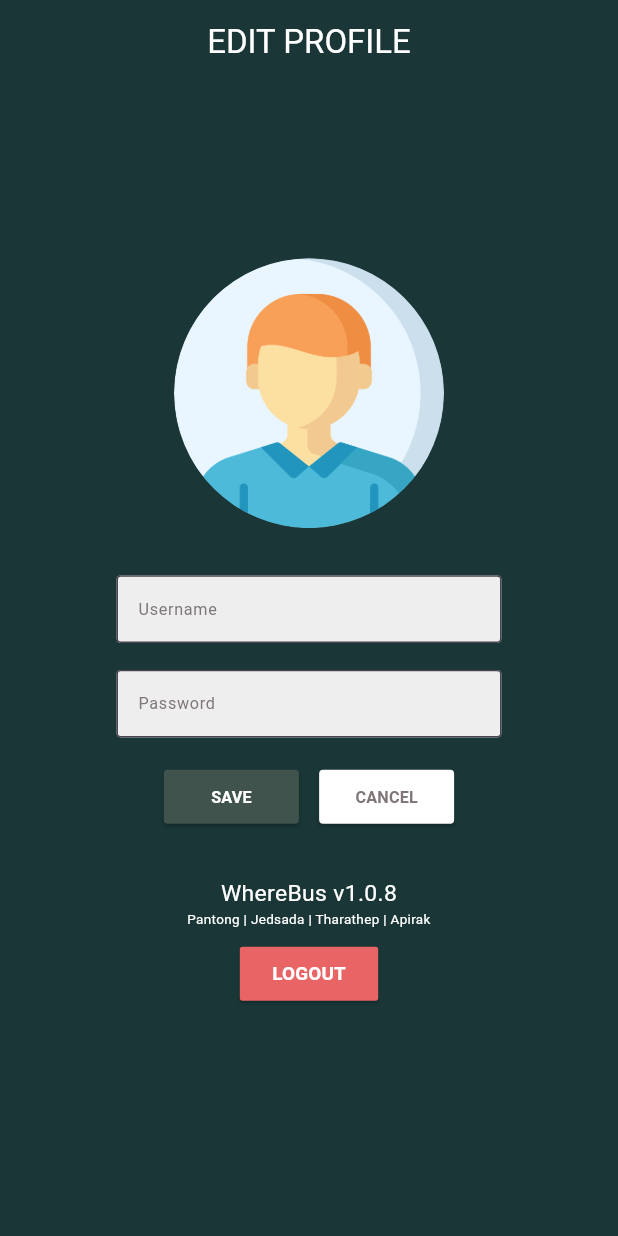
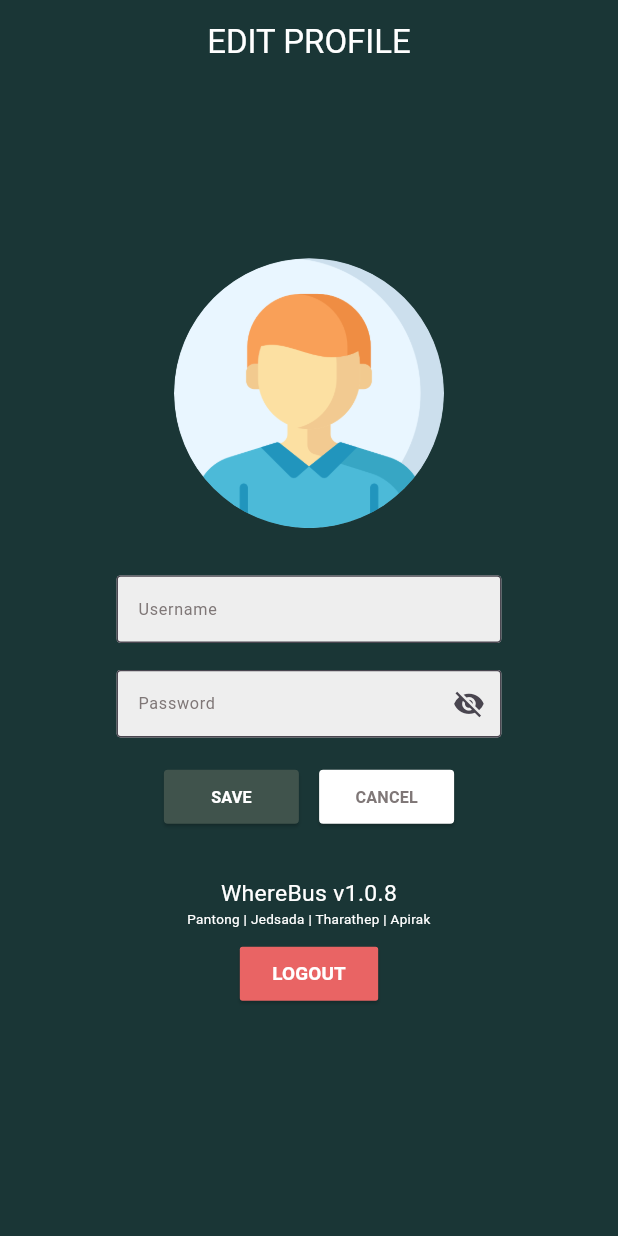
Before and after one commit to Paxius025/WhereBus_app, a Flutter app: the EditProfileScreen screen opened directly with empty values, on a phone screen of 412 x 824 dp. Run offline on Flutter 3.47's test engine with Material 3 defaults, Android fonts, the phone set to English and light mode, and no system bars; our stand-ins replace flutter_map, geolocator, google_fonts, latlong2, stroke_text.

Commit message:
Add password visibility toggle

```diff
--- a/lib/screens/edit_profile_screen.dart
+++ b/lib/screens/edit_profile_screen.dart
@@ -28,6 +28,7 @@ class _EditProfileScreenState extends State<EditProfileScreen> {
   bool _isLoading = false;
   String _errorMessage = '';
   String _successMessage = '';
+  bool _isPasswordVisible = false; // ตัวแปรควบคุมการแสดง/ซ่อนรหัสผ่าน
 
   @override
   void initState() {
@@ -46,7 +47,6 @@ class _EditProfileScreenState extends State<EditProfileScreen> {
 
     // ตรวจสอบความยาวของชื่อผู้ใช้
     if (_usernameController.text.length < 5) {
-      // แสดง popup ข้อความว่าชื่อผู้สั้นเกินไป
       _showUsernameTooShortDialog();
       setState(() {
         _isLoading = false; // ปิดการโหลด
@@ -58,7 +58,6 @@ class _EditProfileScreenState extends State<EditProfileScreen> {
     if (_usernameController.text == widget.username &&
         _emailController.text == widget.email &&
         _passwordController.text.isEmpty) {
-      // แสดง popup ข้อความว่าไม่มีการอัปเดต
       _showNoUpdateDialog();
       setState(() {
         _isLoading = false; // ปิดการโหลด
@@ -75,11 +74,6 @@ class _EditProfileScreenState extends State<EditProfileScreen> {
       );
 
       if (response['status'] == 'success') {
-        setState(() {
-          // _successMessage = 'Profile updated successfully';
-        });
-
-        // แสดง popup การอัปเดตสำเร็จ
         _showSuccessDialog();
       } else {
         setState(() {
@@ -101,28 +95,28 @@ class _EditProfileScreenState extends State<EditProfileScreen> {
   void _showUsernameTooShortDialog() {
     showDialog(
       context: context,
-      barrierDismissible: false, // ป้องกันการปิด popup เมื่อกดพื้นที่ว่าง
+      barrierDismissible: false,
       builder: (BuildContext context) {
         return Dialog(
-          backgroundColor: Colors.transparent, // พื้นหลังโปร่งใส
+          backgroundColor: Colors.transparent,
           child: Container(
             width: 150,
             height: 150,
             decoration: BoxDecoration(
-              color: Colors.white, // พื้นหลังสีขาว
+              color: Colors.white,
               borderRadius: BorderRadius.circular(15),
             ),
             child: Column(
               mainAxisAlignment: MainAxisAlignment.center,
               children: [
                 Icon(
-                  Icons.info_outline, // ไอคอนข้อมูล
-                  color: Colors.orange, // เปลี่ยนสีไอคอนเป็นสีส้ม
-                  size: 50, // ขนาดเครื่องหมายข้อมูล
+                  Icons.info_outline,
+                  color: Colors.orange,
+                  size: 50,
                 ),
                 const SizedBox(height: 10),
                 const Text(
-                  'Username too short', // ข้อความเมื่อชื่อผู้ใช้สั้นเกินไป
+                  'Username too short',
                   style: TextStyle(
                     fontSize: 12,
                     fontWeight: FontWeight.bold,
@@ -136,15 +130,13 @@ class _EditProfileScreenState extends State<EditProfileScreen> {
       },
     );
 
-    // หน่วงเวลา 1.5 วินาทีก่อนปิด popup
     Future.delayed(const Duration(milliseconds: 1500), () {
       if (mounted) {
-        Navigator.pop(context); // ปิด popup
+        Navigator.pop(context);
       }
     });
   }
 
-  // ฟังก์ชันสำหรับแสดง popup เมื่ออัปเดตสำเร็จ
   // ฟังก์ชันสำหรับแสดง popup เมื่ออัปเดตสำเร็จ
   void _showSuccessDialog() {
     showDialog(
@@ -184,10 +176,9 @@ class _EditProfileScreenState extends State<EditProfileScreen> {
       },
     );
 
-    // ปิด Popup อัตโนมัติหลังจาก 1.5 วินาที
     Future.delayed(const Duration(milliseconds: 1500), () {
       if (mounted) {
-        Navigator.pop(context); // ปิด popup
+        Navigator.pop(context);
       }
     });
   }
@@ -196,28 +187,28 @@ class _EditProfileScreenState extends State<EditProfileScreen> {
   void _showNoUpdateDialog() {
     showDialog(
       context: context,
-      barrierDismissible: false, // ป้องกันการปิด popup เมื่อกดพื้นที่ว่าง
+      barrierDismissible: false,
       builder: (BuildContext context) {
         return Dialog(
-          backgroundColor: Colors.transparent, // พื้นหลังโปร่งใส
+          backgroundColor: Colors.transparent,
           child: Container(
             width: 150,
             height: 150,
             decoration: BoxDecoration(
-              color: Colors.white, // พื้นหลังสีขาว
+              color: Colors.white,
               borderRadius: BorderRadius.circular(15),
             ),
             child: Column(
               mainAxisAlignment: MainAxisAlignment.center,
               children: [
                 Icon(
-                  Icons.info_outline, // เปลี่ยนไอคอนเป็นไอคอนข้อมูล
-                  color: Colors.orange, // เปลี่ยนสีไอคอนเป็นสีส้ม
-                  size: 50, // ขนาดเครื่องหมายข้อมูล
+                  Icons.info_outline,
+                  color: Colors.orange,
+                  size: 50,
                 ),
                 const SizedBox(height: 10),
                 const Text(
-                  'No changes to update', // ข้อความแทน Nothing update now
+                  'No changes to update',
                   style: TextStyle(
                     fontSize: 12,
                     fontWeight: FontWeight.bold,
@@ -231,11 +222,10 @@ class _EditProfileScreenState extends State<EditProfileScreen> {
       },
     );
 
-    // หน่วงเวลา 1.5 วินาทีก่อนปิด popup
     Future.delayed(const Duration(milliseconds: 1500), () {
       if (mounted) {
-        Navigator.pop(context); // ปิด popup
-      } // ปิด popup
+        Navigator.pop(context);
+      }
     });
   }
 
@@ -251,8 +241,7 @@ class _EditProfileScreenState extends State<EditProfileScreen> {
   @override
   Widget build(BuildContext context) {
     return Scaffold(
-      backgroundColor:
-          const Color(0xFF1A3636), // สีพื้นหลังของหน้าเป็นสี #1A3636
+      backgroundColor: const Color(0xFF1A3636),
       appBar: AppBar(
         automaticallyImplyLeading: false,
         backgroundColor: const Color(0xFF1A3636),
@@ -265,33 +254,25 @@ class _EditProfileScreenState extends State<EditProfileScreen> {
           : Padding(
               padding: const EdgeInsets.all(16.0),
               child: Transform.translate(
-                offset: const Offset(0, -10), // ขยับทุกอย่างขึ้นมา 10 px
+                offset: const Offset(0, -10),
                 child: Column(
                   children: [
-                    SizedBox(
-                        height: MediaQuery.of(context).size.height *
-                            0.10), // เพิ่มให้ห่างจาก AppBar 10%
+                    SizedBox(height: MediaQuery.of(context).size.height * 0.10),
                     Transform.scale(
-                      scale: 0.9, // ขยายขนาดหน้าจอทั้งหมดขึ้น 5%
+                      scale: 0.9,
                       child: Column(
                         mainAxisAlignment: MainAxisAlignment.center,
                         children: [
                           Container(
-                            width: 200, // เพิ่มขนาดรูปโปรไฟล์ 10%
+                            width: 200,
                             height: 200,
-                            decoration: const BoxDecoration(
-                              shape: BoxShape
-                                  .circle, // ลบ color ออกเพื่อลบพื้นหลังสีเทา
-                            ),
                             child: ClipOval(
-                              child: _loadImageWithFallback(
-                                  widget.role), // โหลดรูปพร้อม fallback
+                              child: _loadImageWithFallback(widget.role),
                             ),
                           ),
                           const SizedBox(height: 35),
                           FractionallySizedBox(
-                            widthFactor:
-                                0.75, // บีบให้ช่องข้อความกว้างขึ้นเล็กน้อย
+                            widthFactor: 0.75,
                             child: Column(
                               children: [
                                 TextField(
@@ -301,8 +282,7 @@ class _EditProfileScreenState extends State<EditProfileScreen> {
                                     fontSize: 12,
                                   ),
                                   decoration: InputDecoration(
-                                    hintText:
-                                        'Username', // ใช้ hintText แทน labelText
+                                    hintText: 'Username',
                                     hintStyle: const TextStyle(
                                       color: Color(0xFF7F7777),
                                       fontSize: 12,
@@ -322,8 +302,7 @@ class _EditProfileScreenState extends State<EditProfileScreen> {
                                     fontSize: 12,
                                   ),
                                   decoration: InputDecoration(
-                                    hintText:
-                                        'Password', // ใช้ hintText แทน labelText
+                                    hintText: 'Password',
                                     hintStyle: const TextStyle(
                                       color: Color(0xFF7F7777),
                                       fontSize: 12,
@@ -333,8 +312,21 @@ class _EditProfileScreenState extends State<EditProfileScreen> {
                                     border: OutlineInputBorder(
                                       borderRadius: BorderRadius.circular(3),
                                     ),
+                                    suffixIcon: IconButton(
+                                      icon: Icon(
+                                        _isPasswordVisible
+                                            ? Icons.visibility
+                                            : Icons.visibility_off,
+                                      ),
+                                      onPressed: () {
+                                        setState(() {
+                                          _isPasswordVisible =
+                                              !_isPasswordVisible;
+                                        });
+                                      },
+                                    ),
                                   ),
-                                  obscureText: true, // ซ่อนข้อความเมื่อพิมพ์
+                                  obscureText: !_isPasswordVisible,
                                 ),
                               ],
                             ),
@@ -344,7 +336,7 @@ class _EditProfileScreenState extends State<EditProfileScreen> {
                             mainAxisAlignment: MainAxisAlignment.center,
                             children: [
                               SizedBox(
-                                width: 100, // กำหนดความกว้างของปุ่ม SAVE
+                                width: 100,
                                 child: ElevatedButton(
                                   onPressed: _updateProfile,
                                   style: ElevatedButton.styleFrom(
@@ -357,17 +349,15 @@ class _EditProfileScreenState extends State<EditProfileScreen> {
                                   child: const Text(
                                     'SAVE',
                                     style: TextStyle(
-                                      fontSize:
-                                          12, // เพิ่มขนาดตัวหนังสือเป็น 14px
-                                      fontWeight:
-                                          FontWeight.bold, // ทำตัวหนังสือให้หนา
+                                      fontSize: 12,
+                                      fontWeight: FontWeight.bold,
                                     ),
                                   ),
                                 ),
                               ),
                               const SizedBox(width: 15),
                               SizedBox(
-                                width: 100, // กำหนดความกว้างของปุ่ม CANCEL
+                                width: 100,
                                 child: ElevatedButton(
                                   onPressed: () {
                                     Navigator.pop(context);
@@ -382,10 +372,8 @@ class _EditProfileScreenState extends State<EditProfileScreen> {
                                   child: const Text(
                                     'CANCEL',
                                     style: TextStyle(
-                                      fontSize:
-                                          12, // เพิ่มขนาดตัวหนังสือเป็น 14px
-                                      fontWeight:
-                                          FontWeight.bold, // ทำตัวหนังสือให้หนา
+                                      fontSize: 12,
+                                      fontWeight: FontWeight.bold,
                                     ),
                                   ),
                                 ),
@@ -412,24 +400,23 @@ class _EditProfileScreenState extends State<EditProfileScreen> {
                           const SizedBox(height: 20),
                           Text.rich(
                             TextSpan(
-                              text:
-                                  'WhereBus v1.0.8\n', // update file path in hosting
+                              text: 'WhereBus v1.0.8\n',
                               style: const TextStyle(
                                 fontSize: 17,
                                 color: Colors.white,
-                              ), // ขนาดตัวอักษร 15
+                              ),
                               children: <TextSpan>[
                                 const TextSpan(
                                   text:
-                                      'Pantong | Jedsada | Tharathep | Apirak', // ข้อความบรรทัดที่สอง
+                                      'Pantong | Jedsada | Tharathep | Apirak',
                                   style: TextStyle(
                                     fontSize: 10,
                                     color: Colors.white,
-                                  ), // ขนาดตัวอักษร 13
+                                  ),
                                 ),
                               ],
                             ),
-                            textAlign: TextAlign.center, // จัดข้อความตรงกลาง
+                            textAlign: TextAlign.center,
                           ),
                           const SizedBox(height: 10),
                           ElevatedButton(
@@ -440,22 +427,20 @@ class _EditProfileScreenState extends State<EditProfileScreen> {
                               shape: RoundedRectangleBorder(
                                 borderRadius: BorderRadius.circular(2),
                               ),
-                              minimumSize:
-                                  const Size(55, 40), // ขยายขนาดปุ่มขึ้น 5%
+                              minimumSize: const Size(55, 40),
                             ),
                             child: const Text(
                               'LOGOUT',
                               style: TextStyle(
-                                fontWeight:
-                                    FontWeight.bold, // ตัวหนาสำหรับ LOGOUT
-                                fontSize: 14, // เพิ่มขนาดตัวหนังสือเป็น 14px
+                                fontWeight: FontWeight.bold,
+                                fontSize: 14,
                               ),
                             ),
                           ),
                         ],
                       ),
                     ),
-                    Spacer(flex: 3), // ด้านล่าง
+                    Spacer(flex: 3),
                   ],
                 ),
               ),
@@ -480,7 +465,7 @@ Widget _loadImageWithFallback(String role) {
             : role == 'driver'
                 ? Icons.contacts
                 : Icons.account_circle,
-        size: 160, // เพิ่มขนาดของไอคอนขึ้น 10%
+        size: 160,
         color: Colors.grey,
       );
     },
```
